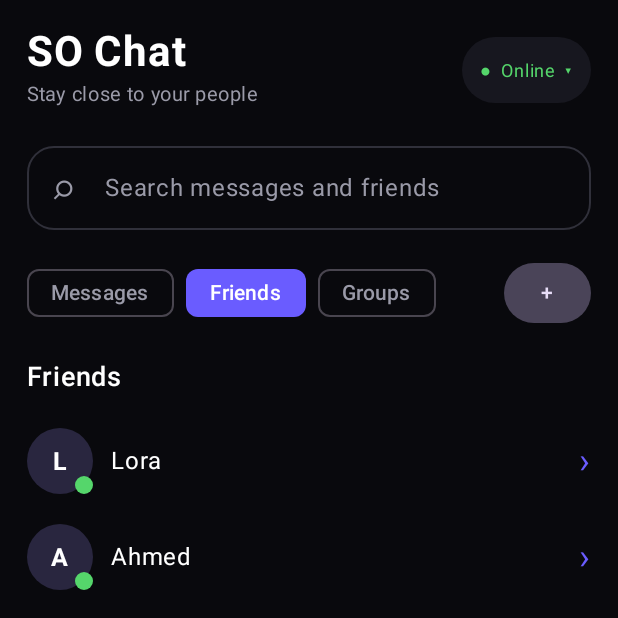
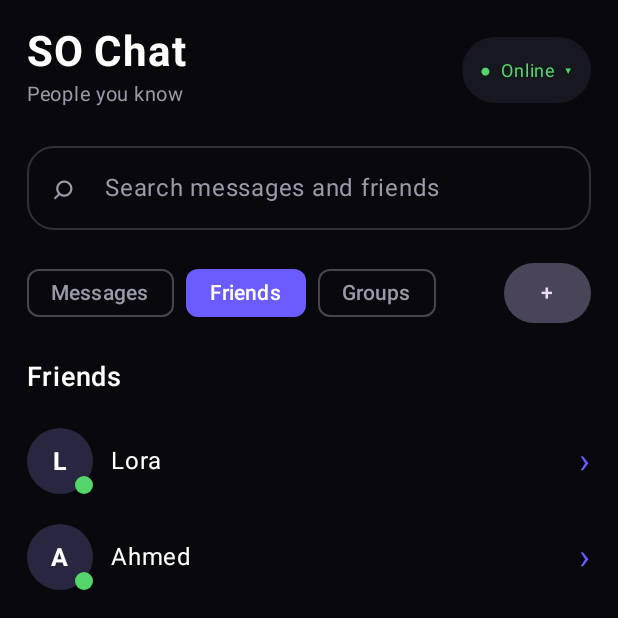
Before and after one commit to 2ed-code/SO-AI, an Android app built with Jetpack Compose: the screen it shows after launch (MainActivity), after a tap on "Friends", on a phone screen of 412 x 824 dp, the top half of it. Run offline under Robolectric (Android 15) with nearby library versions, the light colour scheme and no system bars.

Commit message:
Add chat navigation sections and profile placeholder

```diff
--- a/app/src/main/java/com/soai/assistant/ui/home/HomeScreen.kt
+++ b/app/src/main/java/com/soai/assistant/ui/home/HomeScreen.kt
@@ -58,7 +58,17 @@ fun HomeScreen() {
                     Row(verticalAlignment = Alignment.CenterVertically, modifier = Modifier.fillMaxWidth()) {
                         Column(modifier = Modifier.weight(1f)) {
                             Text("SO Chat", color = Color.White, fontSize = 28.sp, fontWeight = FontWeight.Bold)
-                            Text("Stay close to your people", color = Muted, fontSize = 13.sp)
+                            Text(
+                                when (selectedTab) {
+                                    "Friends" -> "People you know"
+                                    "Groups" -> "Your group conversations"
+                                    "Calls" -> "Recent and missed calls"
+                                    "Notifications" -> "Your latest activity"
+                                    "Profile" -> "Your account and status"
+                                    else -> "Stay close to your people"
+                                },
+                                color = Muted, fontSize = 13.sp
+                            )
                         }
                         Box {
                             Text(
@@ -80,6 +90,20 @@ fun HomeScreen() {
                         }
                     }
                     Spacer(Modifier.height(22.dp))
+                    when (selectedTab) {
+                        "Profile" -> {
+                            Column(horizontalAlignment = Alignment.CenterHorizontally, modifier = Modifier.fillMaxWidth().padding(top = 28.dp)) {
+                                Avatar("S", status == "Online", 92)
+                                Spacer(Modifier.height(14.dp))
+                                Text("Your profile", color = Color.White, fontSize = 22.sp, fontWeight = FontWeight.Bold)
+                                Text("@yourusername", color = Muted)
+                                Spacer(Modifier.height(20.dp))
+                                Text("Edit profile and privacy settings will be available here.", color = Muted)
+                            }
+                        }
+                        "Calls" -> SimpleStateList("Calls", listOf("No calls yet"))
+                        "Notifications" -> SimpleStateList("Notifications", listOf("Friend requests", "Mentions", "Messages", "System alerts"))
+                        else -> {
                             OutlinedTextField(
                                 value = search, onValueChange = { search = it },
                                 modifier = Modifier.fillMaxWidth(),
@@ -126,6 +150,8 @@ fun HomeScreen() {
                                     }
                                 }
                             }
+                        }
+                    }
                 } else {
                     val chat = openedChat!!
                     Row(verticalAlignment = Alignment.CenterVertically, modifier = Modifier.fillMaxWidth()) {
@@ -143,7 +169,7 @@ fun HomeScreen() {
                         Column(horizontalAlignment = Alignment.CenterHorizontally) {
                             Text("Your conversation with ${chat.name}", color = Color.White, fontWeight = FontWeight.Medium)
                             Spacer(Modifier.height(8.dp))
-                            Text("Connect a messaging server to send real messages.", color = Muted, fontSize = 12.sp)
+                            Text("Live messaging is not connected yet.", color = Muted, fontSize = 12.sp)
                         }
                     }
                     Row(verticalAlignment = Alignment.CenterVertically, horizontalArrangement = Arrangement.spacedBy(8.dp)) {
@@ -156,7 +182,7 @@ fun HomeScreen() {
                                 focusedBorderColor = Accent, unfocusedBorderColor = Color(0xFF30303A)
                             )
                         )
-                        Button(onClick = { /* UI only until a messaging backend is connected */ }, shape = CircleShape,
+                        Button(onClick = { /* Connect to messaging backend before sending */ }, shape = CircleShape,
                             colors = ButtonDefaults.buttonColors(containerColor = Accent)) { Text("➤") }
                     }
                 }
@@ -173,9 +199,9 @@ fun HomeScreen() {
                     listOf("Messages" to "▤", "Calls" to "☎", "Notifications" to "♧", "Profile" to "●").forEach { (tab, glyph) ->
                         Column(horizontalAlignment = Alignment.CenterHorizontally,
                             modifier = Modifier.clip(RoundedCornerShape(16.dp))
-                                .clickable { if (tab == "Profile") selectedTab = "Profile" else selectedTab = tab }
+                                .clickable { selectedTab = tab }
                                 .padding(horizontal = 10.dp, vertical = 4.dp)) {
-                            Text(glyph, color = if (selectedTab == tab || (tab == "Messages" && selectedTab == "Messages")) Accent else Muted, fontSize = 20.sp)
+                            Text(glyph, color = if (selectedTab == tab) Accent else Muted, fontSize = 20.sp)
                             Text(tab, color = if (selectedTab == tab) Color.White else Muted, fontSize = 10.sp)
                         }
                     }
```
Lines whose indentation alone changed are shown as unchanged.
